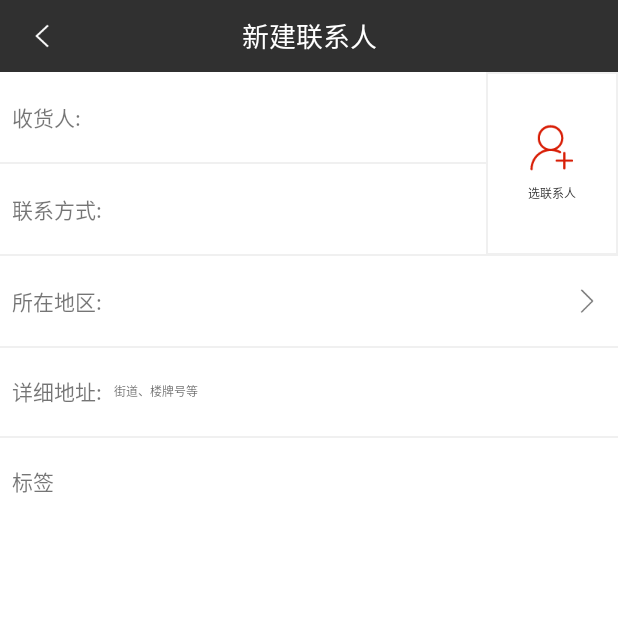
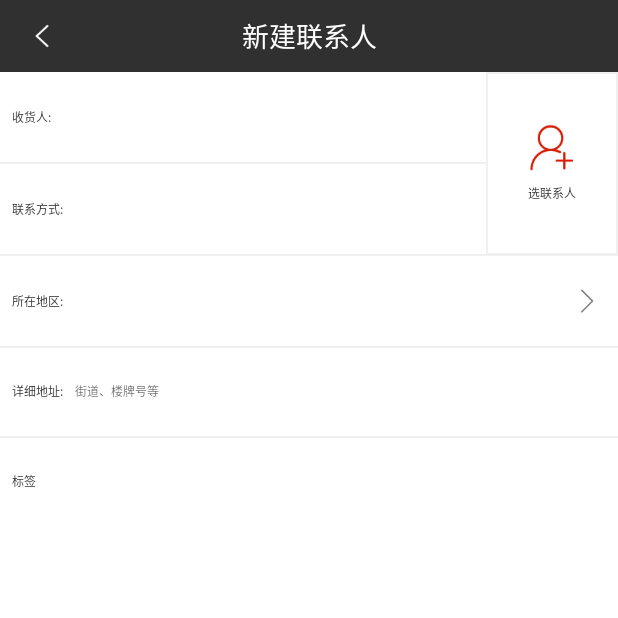
Before and after one commit to GavinDon/Louvre, an Android app: the PlusAddressActivity screen opened directly, with no data from a screen before it, on a phone screen of 412 x 824 dp, the top half of it. Run offline under Robolectric (Android 15) with nearby library versions, the phone set to English and light mode, and no system bars; libraries missing offline, so code that uses them is left out: cn.bingoogolapple.swipebacklayout, com.jaeger.library, com.tbruyelle.rxpermissions2; 1 statement that could not run was skipped.

```diff
--- a/app/src/main/java/com/stxx/louvre/net/RetrofitManager.java
+++ b/app/src/main/java/com/stxx/louvre/net/RetrofitManager.java
@@ -15,6 +15,7 @@ import okhttp3.Interceptor;
 import okhttp3.OkHttpClient;
 import okhttp3.Request;
 import okhttp3.Response;
+import okhttp3.logging.HttpLoggingInterceptor;
 import retrofit2.Retrofit;
 import retrofit2.adapter.rxjava2.RxJava2CallAdapterFactory;
 import retrofit2.converter.gson.GsonConverterFactory;
@@ -78,6 +79,7 @@ public class RetrofitManager {
         }
     };
 
+
     /**
      * 获取OkHttpClient实例
      *
@@ -93,7 +95,7 @@ public class RetrofitManager {
                             .readTimeout(READ_TIMEOUT, TimeUnit.SECONDS)
                             .writeTimeout(WRITE_TIMEOUT, TimeUnit.SECONDS)
                             .addInterceptor(mRewriteCacheControlInterceptor)
-                            .addInterceptor(mLoggingInterceptor)
+                            .addInterceptor(new HttpLoggingInterceptor().setLevel(HttpLoggingInterceptor.Level.BODY))
                             .cookieJar(new CookiesManager())
                             .build();
                 }
--- a/app/src/main/java/com/stxx/louvre/ui/fragment/RecommendFragment.kt
+++ b/app/src/main/java/com/stxx/louvre/ui/fragment/RecommendFragment.kt
@@ -35,15 +35,15 @@ class RecommendFragment : BaseFragment() {
 
     private val leftNames = arrayOf("张三", "李四", "王五", "赵六", "田七", "李四", "王五", "赵六", "田七", "李四", "王五", "赵六", "田七", "李四", "王五", "赵六", "田七", "李四", "王五", "赵六", "田七", "").toMutableList()
     override fun initView() {
-      val   leftUi = UI {
+        val leftUi = UI {
             radioGroup {
                 orientation = LinearLayout.VERTICAL
                 gravity = Gravity.CENTER
-                for (i in 0 until leftNames.size) {
+                leftNames.forEachIndexed { i, item ->
                     val mRadioButton = radioButton {
                         id = i
                         isClickable = true
-                        text = leftNames[i]
+                        text = item
                         textSize = 14f
                         textColorResource = R.color.sel_recommend_left_text
 //                        setTextColor(createColorStateList("#a87766","#3F51B5"))
@@ -98,7 +98,6 @@ class RecommendFragment : BaseFragment() {
     }
 
 
-
     private fun createColorStateList(selected: String, normal: String): ColorStateList {
         val colors = intArrayOf(Color.parseColor(selected), Color.parseColor(normal))
         val states = arrayOfNulls<IntArray>(2)
@@ -109,7 +108,6 @@ class RecommendFragment : BaseFragment() {
     }
 
 
-
     override fun onDestroyView() {
         super.onDestroyView()
 
--- a/app/src/main/res/color/sel_recommend_left_text.xml
+++ b/app/src/main/res/color/sel_recommend_left_text.xml
@@ -1,5 +1,5 @@
 <?xml version="1.0" encoding="utf-8"?>
 <selector xmlns:android="http://schemas.android.com/apk/res/android">
-    <item android:color="@color/bottom_bar" android:state_checkable="true" android:state_checked="true"/>
+    <item android:color="@color/bottom_bar" android:state_checkable="true"/>
     <item android:color="@color/semi"/>
 </selector>
--- a/app/src/main/res/layout/activity_plus_address.xml
+++ b/app/src/main/res/layout/activity_plus_address.xml
@@ -32,7 +32,7 @@
             android:gravity="center"
             android:text="选联系人"
             android:textColor="@color/semi"
-            android:textSize="@dimen/sp_12"
+            android:textSize="@dimen/sp_14"
             />
     </LinearLayout>
 
@@ -43,6 +43,8 @@
         android:layout_marginLeft="@dimen/dp_10"
         android:gravity="center_vertical"
         android:text="收货人:"
+        android:textSize="@dimen/sp_14"
+        android:textColor="@color/semi"
         app:layout_constraintLeft_toLeftOf="parent"
         app:layout_constraintTop_toBottomOf="@id/plus_address_include"
         />
@@ -51,9 +53,11 @@
         android:id="@+id/plus_address_et_name"
         android:layout_width="0dp"
         android:layout_height="60dp"
-        android:layout_marginLeft="4dp"
+        android:layout_marginLeft="8dp"
         android:background="@null"
+        android:textSize="@dimen/sp_14"
         android:gravity="center_vertical"
+        android:textColor="@color/semi"
         app:layout_constraintLeft_toRightOf="@id/plus_address_tv_name"
         app:layout_constraintRight_toLeftOf="@id/plus_address_ll_contract"
         app:layout_constraintTop_toBottomOf="@id/plus_address_include"
@@ -75,6 +79,8 @@
         android:layout_marginTop="1dp"
         android:gravity="center_vertical"
         android:text="联系方式:"
+        android:textSize="@dimen/sp_14"
+        android:textColor="@color/semi"
         app:layout_constraintLeft_toLeftOf="@+id/plus_address_tv_name"
         app:layout_constraintTop_toBottomOf="@id/plus_address_tv_name"
         />
@@ -84,6 +90,9 @@
         android:layout_width="0dp"
         android:layout_height="60dp"
         android:background="@null"
+        android:textColor="@color/semi"
+        android:layout_marginLeft="8dp"
+        android:textSize="@dimen/sp_14"
         app:layout_constraintLeft_toRightOf="@id/plus_address_tv_phone"
         app:layout_constraintRight_toLeftOf="@id/plus_address_ll_contract"
         app:layout_constraintTop_toTopOf="@id/plus_address_tv_phone"
@@ -105,6 +114,9 @@
         android:layout_marginTop="1dp"
         android:gravity="center_vertical"
         android:text="所在地区:"
+        android:textSize="@dimen/sp_14"
+
+        android:textColor="@color/semi"
         app:layout_constraintLeft_toLeftOf="@+id/plus_address_tv_phone"
         app:layout_constraintTop_toBottomOf="@id/plus_address_tv_phone"
         />
@@ -114,9 +126,12 @@
         android:layout_width="0dp"
         android:layout_height="60dp"
         android:clickable="true"
-        android:layout_marginLeft="@dimen/dp_10"
+        android:layout_marginLeft="8dp"
         android:layout_marginTop="1dp"
         android:gravity="center_vertical"
+        android:textSize="@dimen/sp_14"
+
+        android:textColor="@color/semi"
         app:layout_constraintHorizontal_bias="0.0"
         app:layout_constraintLeft_toRightOf="@+id/plus_address_tv_area"
         app:layout_constraintRight_toLeftOf="@id/plus_address_iv_area"
@@ -153,6 +168,9 @@
         android:layout_marginLeft="@dimen/dp_10"
         android:gravity="center_vertical"
         android:text="详细地址:"
+        android:textSize="@dimen/sp_14"
+
+        android:textColor="@color/semi"
         app:layout_constraintLeft_toLeftOf="parent"
         app:layout_constraintTop_toBottomOf="@id/plus_address_tv_area"
         />
@@ -161,10 +179,11 @@
         android:id="@+id/plus_address_et_detail"
         android:layout_width="0dp"
         android:layout_height="60dp"
-        android:layout_marginLeft="@dimen/dp_10"
+        android:layout_marginLeft="8dp"
         android:background="@null"
         android:gravity="center_vertical"
         android:hint="街道、楼牌号等"
+        android:textColor="@color/semi"
         android:textSize="@dimen/sp_14"
         app:layout_constraintBottom_toBottomOf="@id/plus_address_tv_detail"
         app:layout_constraintLeft_toRightOf="@id/plus_address_tv_detail"
@@ -183,6 +202,9 @@
         android:layout_marginLeft="@dimen/dp_10"
         android:gravity="center_vertical"
         android:text="标签"
+        android:textSize="@dimen/sp_14"
+
+        android:textColor="@color/semi"
         app:layout_constraintLeft_toLeftOf="parent"
         app:layout_constraintTop_toBottomOf="@id/plus_address_tv_detail"
         />
```
